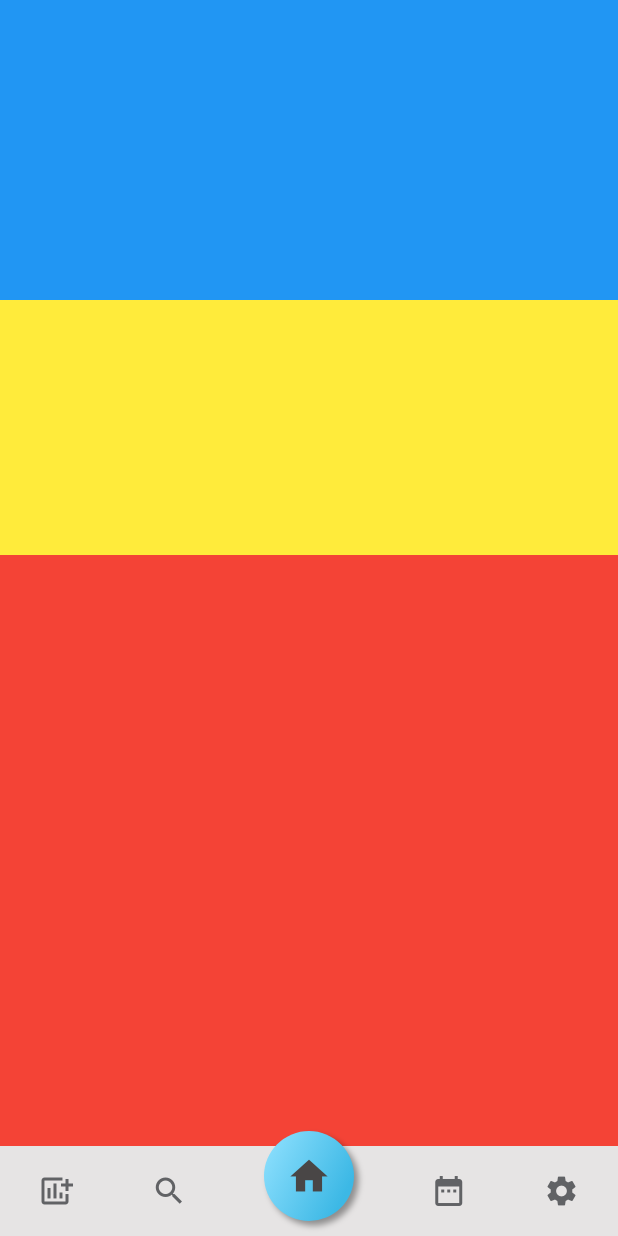
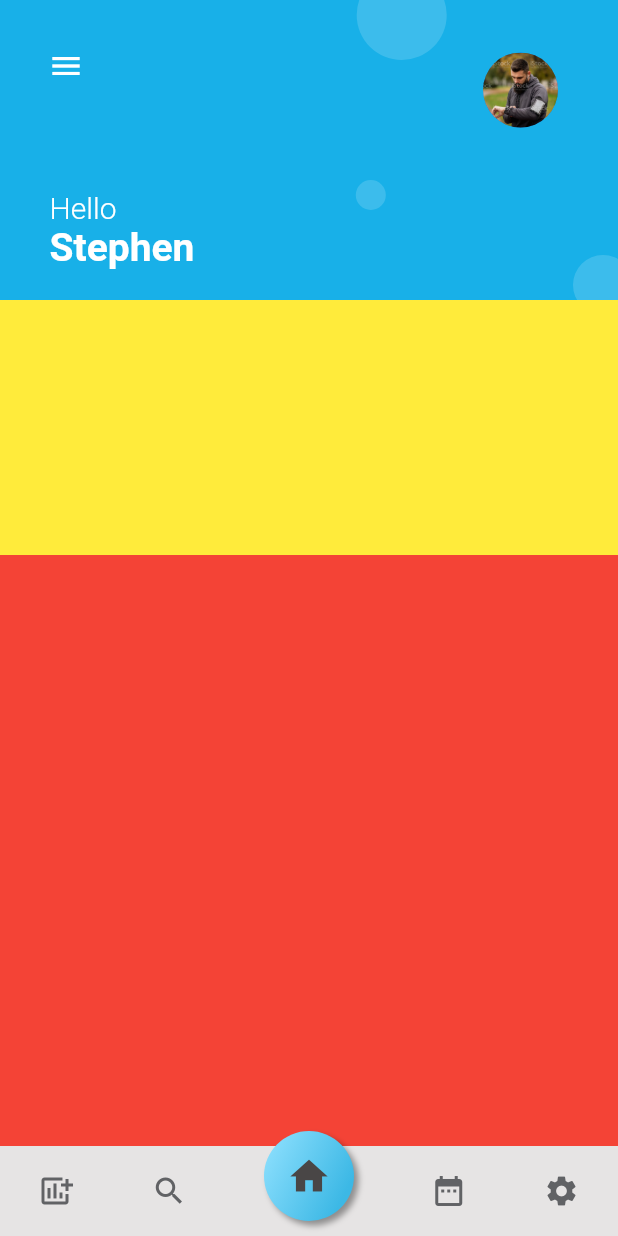
Before and after one commit to SahithiTammana/Flutter_Project, a Flutter app: the screen it shows after launch, on a phone screen of 412 x 824 dp. Run offline on Flutter 3.47's test engine with Material 2 defaults, Android fonts, the phone set to English and light mode, and no system bars.

Commit message:
Header created

```diff
--- a/lib/pages/home/widgets/header.dart
+++ b/lib/pages/home/widgets/header.dart
@@ -5,6 +5,87 @@ class AppHeader extends StatelessWidget {
 
   @override
   Widget build(BuildContext context) {
-    return Container(width: double.infinity, height: 200, color: Colors.blue);
+    return SizedBox(
+      width: double.infinity,
+      height: 200,
+      child: Stack(
+        children: [
+          CustomPaint(
+            painter: HeaderPainter(),
+            size: Size(double.infinity, 200),
+          ),
+          Positioned(
+            top: 20,
+            left: 20,
+            child: IconButton(
+              onPressed: () {},
+              icon: Icon(
+                Icons.menu,
+                color: Colors.white,
+              ),
+            ),
+          ),
+          Positioned(
+            top: 35,
+            right: 40,
+            child: CircleAvatar(
+              minRadius: 25,
+              maxRadius: 25,
+              foregroundImage: AssetImage('assets/profile.jpg'),
+            ),
+          ),
+          Positioned(
+            left: 33,
+            bottom: 20,
+            child: Column(
+              crossAxisAlignment: CrossAxisAlignment.start,
+              children: [
+                Text(
+                  'Hello',
+                  style: TextStyle(
+                    color: Colors.white,
+                    fontWeight: FontWeight.w300,
+                    fontSize: 20,
+                  ),
+                ),
+                Text(
+                  'Stephen',
+                  style: TextStyle(
+                    color: Colors.white,
+                    fontWeight: FontWeight.bold,
+                    fontSize: 26,
+                  ),
+                ),
+              ],
+            ),
+          )
+        ],
+      ),
+    );
   }
 }
+
+class HeaderPainter extends CustomPainter {
+  @override
+  void paint(Canvas canvas, Size size) {
+    Paint backColor = Paint()..color = Color(0xff18b0e8);
+    Paint circles = Paint()..color = Colors.white.withAlpha(40);
+
+    canvas.drawRect(
+      Rect.fromPoints(
+        Offset(0, 0),
+        Offset(size.width, size.height),
+      ),
+      backColor,
+    );
+
+    canvas.drawCircle(Offset(size.width * .65, 10), 30, circles);
+    canvas.drawCircle(Offset(size.width * .60, 130), 10, circles);
+    canvas.drawCircle(Offset(size.width - 10, size.height - 10), 20, circles);
+  }
+
+  @override
+  bool shouldRepaint(covariant CustomPainter oldDelegate) {
+    return false;
+  }
+}
```
